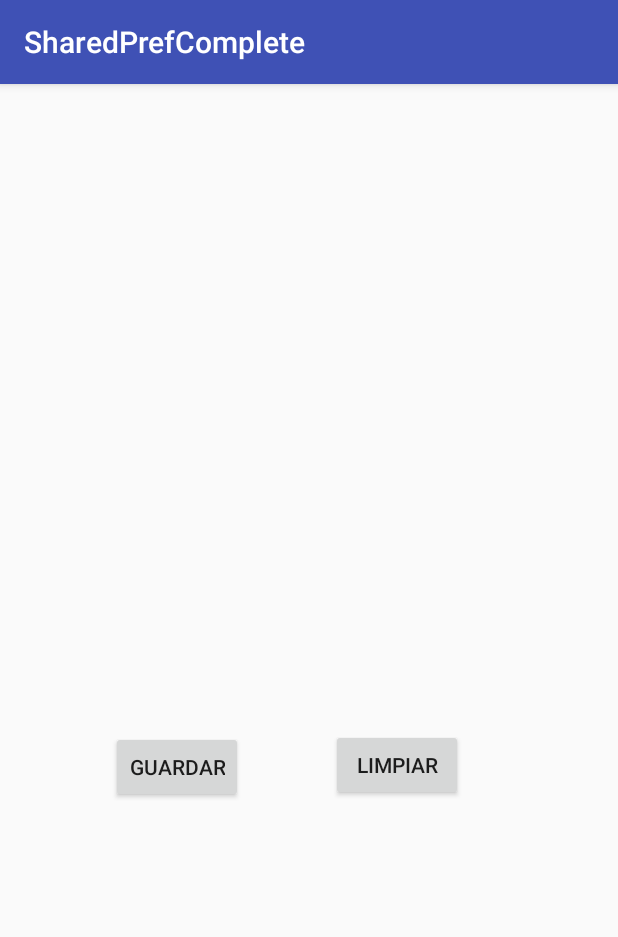
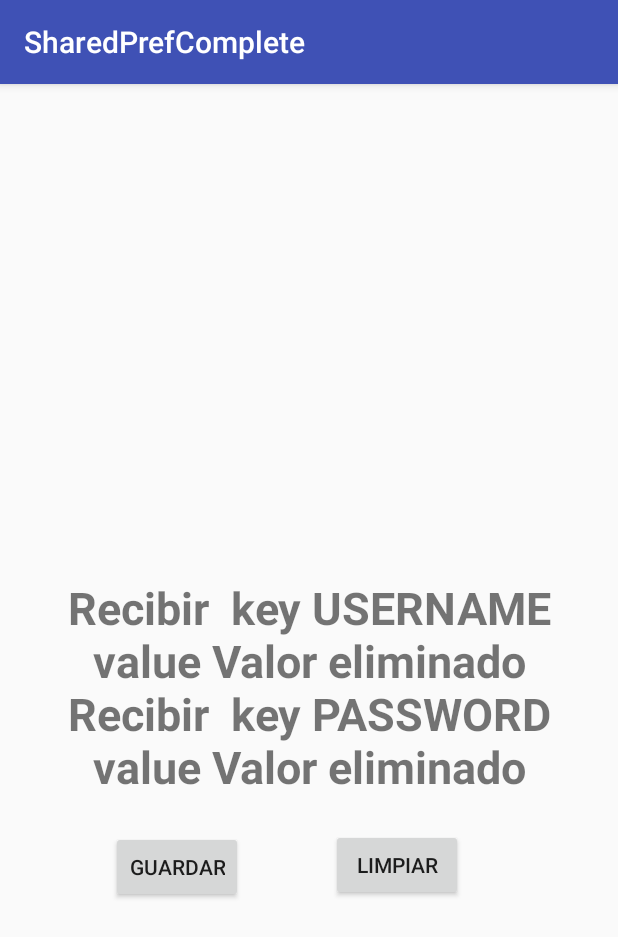
Before and after one commit to BelatrixTraining/android-intermediate-bcp, an Android app: the SPActivity screen opened directly, with no data from a screen before it, on a phone screen of 412 x 824 dp. Shown: the top 937 px of the screen. Run offline under Robolectric (Android 15) with nearby library versions, the phone set to English and light mode, and no system bars.

Commit message:
Updated files

```diff
--- a/L1Exercises/app/src/main/java/com/belatrix/kotlintemplate/SharedPrefIActivity.java
+++ b/L1Exercises/app/src/main/java/com/belatrix/kotlintemplate/SharedPrefIActivity.java
@@ -42,7 +42,7 @@ public class SharedPrefIActivity extends AppCompatActivity implements View.OnCli
     public void onClick(View view) {
         switch (view.getId()){
             case R.id.button:
-                    selectedColor("#000000");
+                    selectedColor("#DF013A");
                 break;
             case R.id.button5:
                 save();
--- a/SharedPrefComplete/app/src/main/java/com/belatrix/kotlintemplate/SPActivity.java
+++ b/SharedPrefComplete/app/src/main/java/com/belatrix/kotlintemplate/SPActivity.java
@@ -97,13 +97,15 @@ public class SPActivity extends AppCompatActivity {
         //retrieveStringValue("USERNAME");
 
         //textView.setText(mOperaciones);
+
+        renderSP();
     }
 
     private void setUpSharedPreferences(){
 
         //getSharedPreferences("com.belatrix.sharedpref",Context.MODE_PRIVATE);
 
-        sharedPreferences=getSharedPreferences("DEMO", Context.MODE_PRIVATE);
+        sharedPreferences=getSharedPreferences("com.belatrix.sharedpref", Context.MODE_PRIVATE);
         //sharedPreferences=getSharedPreferences("DEMO", Context.MODE_APPEND);
         sharedPreferencesEditor= sharedPreferences.edit();
     }
```
